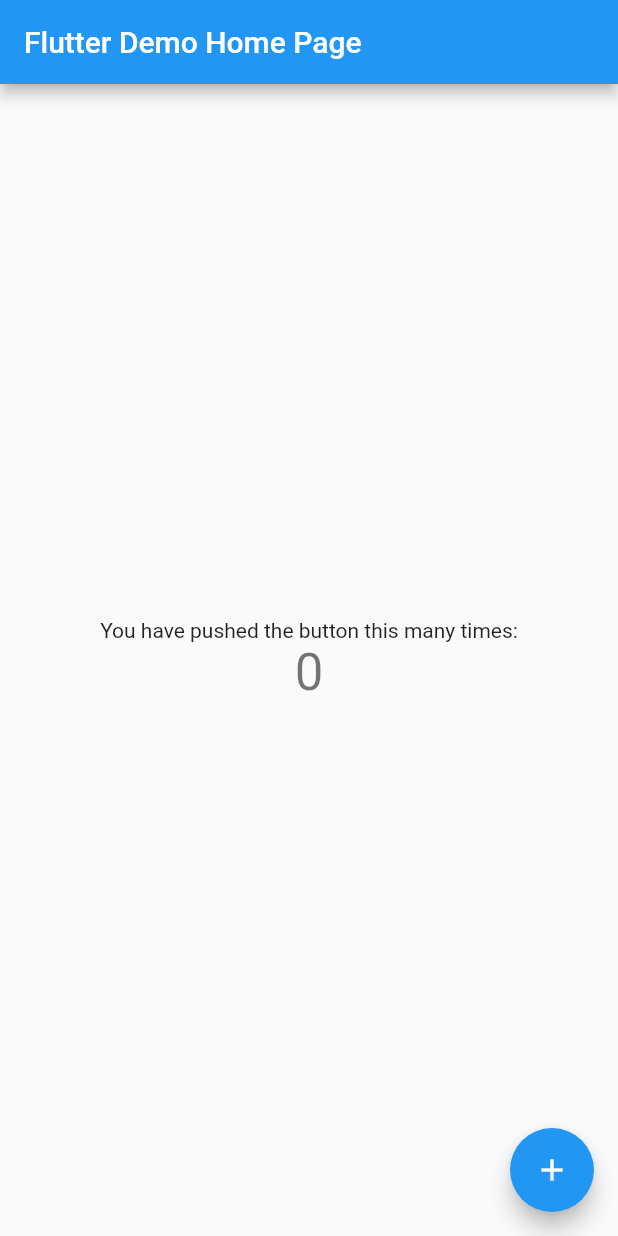
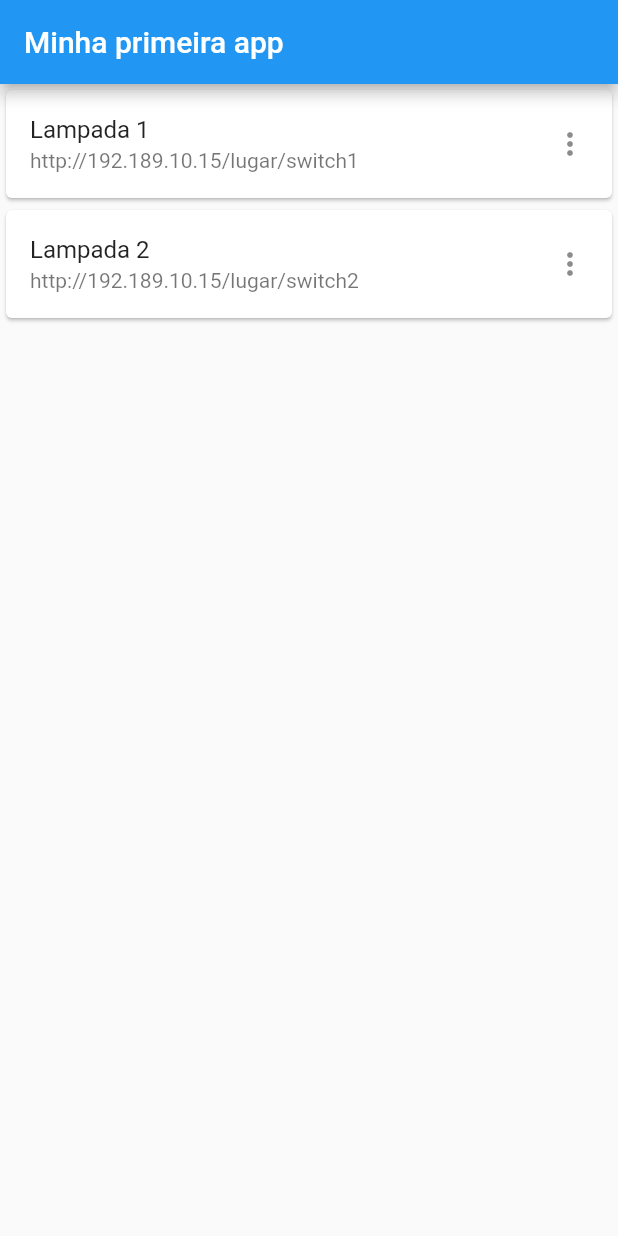
Before and after one commit to flavio185/AutomationApp, a Flutter app: the screen it shows after launch, on a phone screen of 412 x 824 dp. Run offline on Flutter 3.47's test engine with Material 2 defaults, Android fonts, the phone set to English and light mode, and no system bars.

Commit message:
Criado primeira parte do codigo e regatorado conforme alua 2 Alura.

```diff
--- a/lib/main.dart
+++ b/lib/main.dart
@@ -11,103 +11,52 @@
     return MaterialApp(
       title: 'Flutter Demo',
       theme: ThemeData(
-        // This is the theme of your application.
-        //
-        // Try running your application with "flutter run". You'll see the
-        // application has a blue toolbar. Then, without quitting the app, try
-        // changing the primarySwatch below to Colors.green and then invoke
-        // "hot reload" (press "r" in the console where you ran "flutter run",
-        // or simply save your changes to "hot reload" in a Flutter IDE).
-        // Notice that the counter didn't reset back to zero; the application
-        // is not restarted.
         primarySwatch: Colors.blue,
       ),
-      home: MyHomePage(title: 'Flutter Demo Home Page'),
+      home: Scaffold(
+        appBar: AppBar(
+          title: Text("Minha primeira app"),
+        ),
+        body: DeviceList(),
+      ),
     );
   }
 }
 
-class MyHomePage extends StatefulWidget {
-  MyHomePage({Key key, this.title}) : super(key: key);
-
-  // This widget is the home page of your application. It is stateful, meaning
-  // that it has a State object (defined below) that contains fields that affect
-  // how it looks.
-
-  // This class is the configuration for the state. It holds the values (in this
-  // case the title) provided by the parent (in this case the App widget) and
-  // used by the build method of the State. Fields in a Widget subclass are
-  // always marked "final".
-
-  final String title;
-
+class DeviceList extends StatelessWidget {
   @override
-  _MyHomePageState createState() => _MyHomePageState();
+  Widget build(BuildContext context) {
+    // TODO: implement build
+    return ListView(
+      children: <Widget>[
+        DeviceIten(Device("Lampada 1", "http://192.189.10.15/lugar/switch1")),
+        DeviceIten(Device("Lampada 2", "http://192.189.10.15/lugar/switch2")),
+      ],
+    );
+  }
 }
 
-class _MyHomePageState extends State<MyHomePage> {
-  int _counter = 0;
+class DeviceIten extends StatelessWidget {
+  final Device _device;
 
-  void _incrementCounter() {
-    setState(() {
-      // This call to setState tells the Flutter framework that something has
-      // changed in this State, which causes it to rerun the build method below
-      // so that the display can reflect the updated values. If we changed
-      // _counter without calling setState(), then the build method would not be
-      // called again, and so nothing would appear to happen.
-      _counter++;
-    });
-  }
+  DeviceIten(this._device);
 
   @override
   Widget build(BuildContext context) {
-    // This method is rerun every time setState is called, for instance as done
-    // by the _incrementCounter method above.
-    //
-    // The Flutter framework has been optimized to make rerunning build methods
-    // fast, so that you can just rebuild anything that needs updating rather
-    // than having to individually change instances of widgets.
-    return Scaffold(
-      appBar: AppBar(
-        // Here we take the value from the MyHomePage object that was created by
-        // the App.build method, and use it to set our appbar title.
-        title: Text(widget.title),
+    // TODO: implement build
+    return Card(
+      child: ListTile(
+        title: Text(_device.nome),
+        subtitle: Text(_device.url),
+        trailing: Icon(Icons.more_vert),
       ),
-      body: Center(
-        // Center is a layout widget. It takes a single child and positions it
-        // in the middle of the parent.
-        child: Column(
-          // Column is also a layout widget. It takes a list of children and
-          // arranges them vertically. By default, it sizes itself to fit its
-          // children horizontally, and tries to be as tall as its parent.
-          //
-          // Invoke "debug painting" (press "p" in the console, choose the
-          // "Toggle Debug Paint" action from the Flutter Inspector in Android
-          // Studio, or the "Toggle Debug Paint" command in Visual Studio Code)
-          // to see the wireframe for each widget.
-          //
-          // Column has various properties to control how it sizes itself and
-          // how it positions its children. Here we use mainAxisAlignment to
-          // center the children vertically; the main axis here is the vertical
-          // axis because Columns are vertical (the cross axis would be
-          // horizontal).
-          mainAxisAlignment: MainAxisAlignment.center,
-          children: <Widget>[
-            Text(
-              'You have pushed the button this many times:',
-            ),
-            Text(
-              '$_counter',
-              style: Theme.of(context).textTheme.headline4,
-            ),
-          ],
-        ),
-      ),
-      floatingActionButton: FloatingActionButton(
-        onPressed: _incrementCounter,
-        tooltip: 'Increment',
-        child: Icon(Icons.add),
-      ), // This trailing comma makes auto-formatting nicer for build methods.
     );
   }
 }
+
+class Device {
+  final String nome;
+  final String url;
+
+  Device(this.nome, this.url);
+}
```
